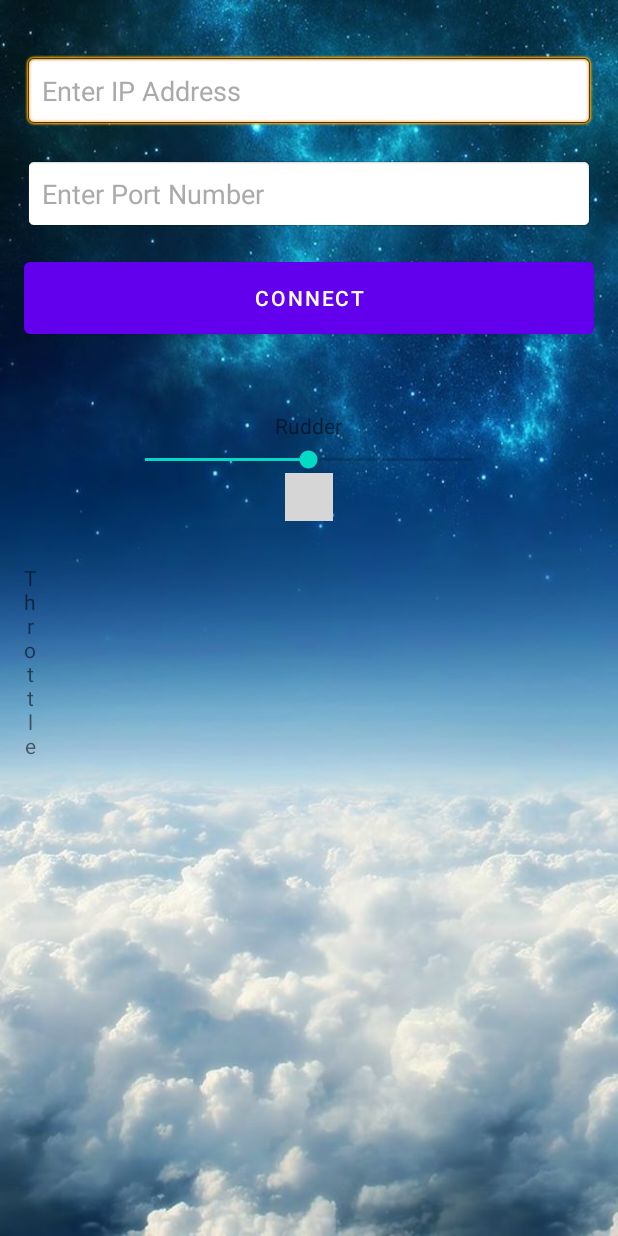
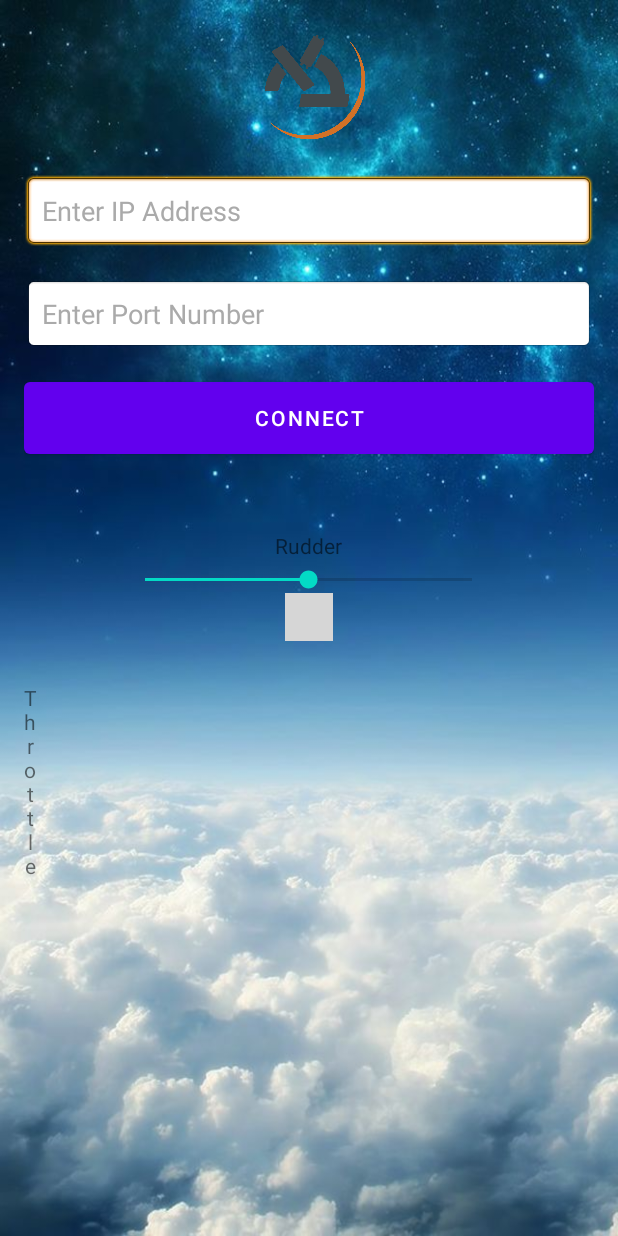
Before and after one commit to AsafLe5/FlightRemoteJoystick, an Android app: the screen it shows after launch (MainActivity), on a phone screen of 412 x 824 dp. Run offline under Robolectric (Android 15) with nearby library versions, the phone set to English and light mode, and no system bars; our stand-ins replace data binding; libraries missing offline, so code that uses them is left out: io.github.controlwear.virtual; plain views replace JoystickView, VerticalSeekBar, VerticalSeekBarWrapper; 3 statements that could not run were skipped; grey boxes are pictures that could not be loaded.

Commit message:
added a new Title with bar-ilan logo

```diff
--- a/app/src/main/res/layout/activity_main.xml
+++ b/app/src/main/res/layout/activity_main.xml
@@ -12,6 +12,11 @@
         android:padding="16dp"
         tools:context=".views.MainActivity">
 
+        <ImageView
+            android:layout_width="80dp"
+            android:layout_height="80dp"
+            android:layout_gravity="center_horizontal"
+            android:background="@drawable/title"/>
         <EditText
             android:id="@+id/ip_text"
             android:layout_width="match_parent"
```
Also changed, not shown: app/src/main/res/drawable/title.png (added).
